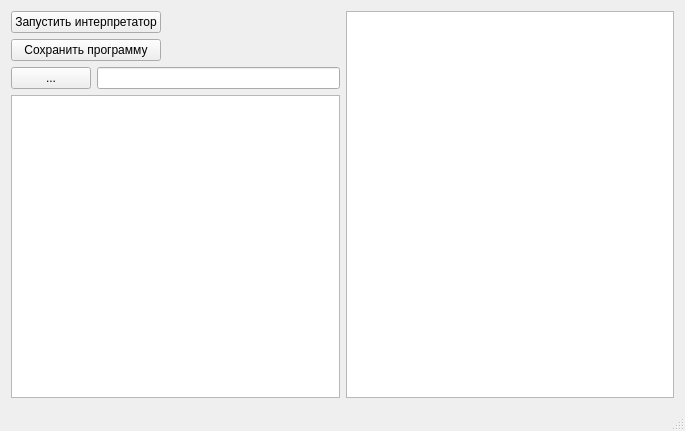
Above: mainwindow.ui from sergeystarkov/kr_InterpreterVM before the change. Below: the same form after it.
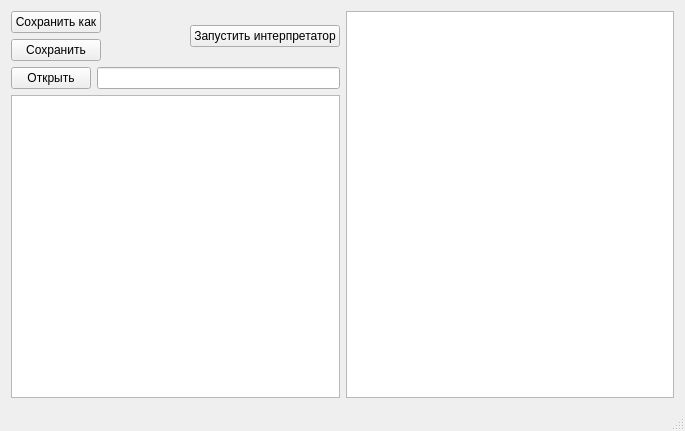
That is the form after the change.

```diff
--- a/mainwindow.ui
+++ b/mainwindow.ui
@@ -10,6 +10,12 @@
     <height>431</height>
    </rect>
   </property>
+  <property name="sizePolicy">
+   <sizepolicy hsizetype="Fixed" vsizetype="Fixed">
+    <horstretch>0</horstretch>
+    <verstretch>0</verstretch>
+   </sizepolicy>
+  </property>
   <property name="windowTitle">
    <string>MainWindow</string>
   </property>
@@ -24,16 +30,16 @@
           <item>
            <layout class="QVBoxLayout" name="verticalLayout">
             <item>
-             <widget class="QPushButton" name="startInterpereter">
+             <widget class="QPushButton" name="SaveAs">
               <property name="text">
-               <string>Запустить интерпретатор</string>
+               <string>Сохранить как</string>
               </property>
              </widget>
             </item>
             <item>
              <widget class="QPushButton" name="save">
               <property name="text">
-               <string>Сохранить программу</string>
+               <string>Сохранить</string>
               </property>
              </widget>
             </item>
@@ -52,6 +58,13 @@
             </property>
            </spacer>
           </item>
+          <item>
+           <widget class="QPushButton" name="startInterpereter">
+            <property name="text">
+             <string>Запустить интерпретатор</string>
+            </property>
+           </widget>
+          </item>
          </layout>
         </item>
         <item>
@@ -59,7 +72,7 @@
           <item>
            <widget class="QPushButton" name="openFile">
             <property name="text">
-             <string>...</string>
+             <string>Открыть</string>
             </property>
            </widget>
           </item>
```
Left out of the diff: 2 changed lines with no effect on the pictures.
